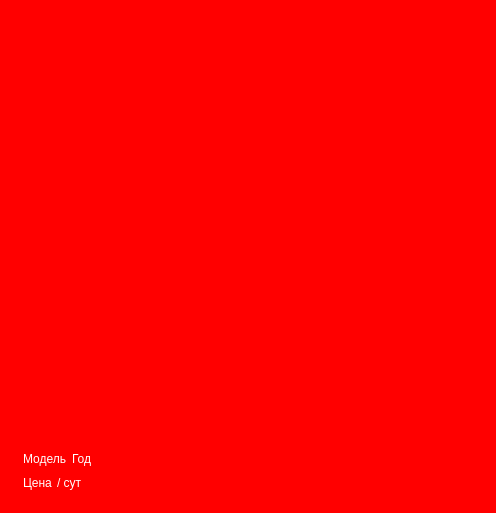
The window that forms/elementCar.ui (LunexCoding/CarRental) describes before a commit, drawn with Qt 5.
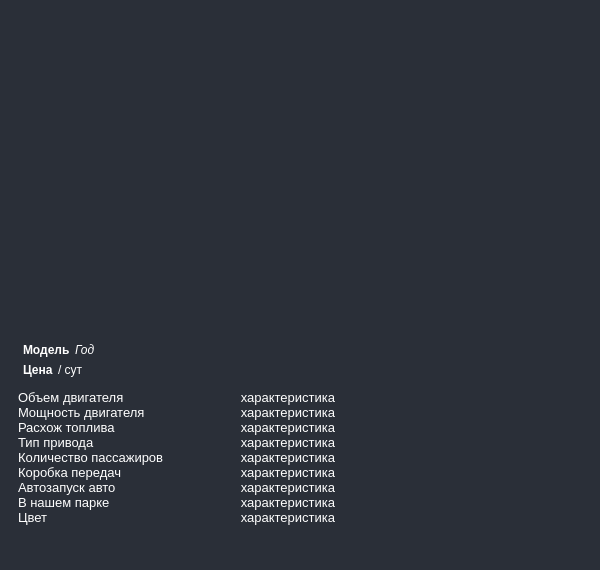
The same window after the commit. Icons and pictures are not drawn.

Commit message: Update forms and car widget

The edit to the form file:
```diff
--- a/forms/elementCar.ui
+++ b/forms/elementCar.ui
@@ -6,8 +6,8 @@
    <rect>
     <x>0</x>
     <y>0</y>
-    <width>484</width>
-    <height>500</height>
+    <width>600</width>
+    <height>570</height>
    </rect>
   </property>
   <property name="sizePolicy">
@@ -18,14 +18,14 @@
   </property>
   <property name="minimumSize">
    <size>
-    <width>0</width>
-    <height>0</height>
+    <width>600</width>
+    <height>570</height>
    </size>
   </property>
   <property name="maximumSize">
    <size>
-    <width>485</width>
-    <height>500</height>
+    <width>602</width>
+    <height>570</height>
    </size>
   </property>
   <property name="windowTitle">
@@ -34,7 +34,7 @@
   <property name="styleSheet">
    <string notr="true">* {
 	color: #fff;
-	background-color: red;
+	background-color: #2a2f38;
 }
 
 QLineEdit {
@@ -44,6 +44,10 @@
 	border-bottom-left-radius: 10px;
 	border-top-right-radius: 10px;
 	border-bottom-right-radius: 10px;
+}
+
+QTextEdit {
+	font-size: 10px;
 }</string>
   </property>
   <layout class="QVBoxLayout" name="verticalLayout_2">
@@ -57,8 +61,8 @@
      </property>
      <property name="maximumSize">
       <size>
-       <width>16777215</width>
-       <height>16777215</height>
+       <width>650</width>
+       <height>800</height>
       </size>
      </property>
      <property name="styleSheet">
@@ -98,12 +102,24 @@
          <enum>QFrame::Raised</enum>
         </property>
         <layout class="QVBoxLayout" name="verticalLayout">
+         <property name="leftMargin">
+          <number>0</number>
+         </property>
+         <property name="topMargin">
+          <number>0</number>
+         </property>
+         <property name="rightMargin">
+          <number>0</number>
+         </property>
+         <property name="bottomMargin">
+          <number>0</number>
+         </property>
          <item>
           <widget class="QFrame" name="frame_3">
            <property name="maximumSize">
             <size>
-             <width>405</width>
-             <height>405</height>
+             <width>550</width>
+             <height>400</height>
             </size>
            </property>
            <property name="frameShape">
@@ -129,14 +145,14 @@
              <widget class="QLabel" name="label">
               <property name="minimumSize">
                <size>
-                <width>400</width>
-                <height>400</height>
+                <width>520</width>
+                <height>300</height>
                </size>
               </property>
               <property name="maximumSize">
                <size>
-                <width>400</width>
-                <height>400</height>
+                <width>520</width>
+                <height>300</height>
                </size>
               </property>
               <property name="text">
@@ -147,7 +163,31 @@
            </layout>
           </widget>
          </item>
-         <item alignment="Qt::AlignTop">
+         <item>
+          <widget class="QFrame" name="frame">
+           <property name="frameShape">
+            <enum>QFrame::StyledPanel</enum>
+           </property>
+           <property name="frameShadow">
+            <enum>QFrame::Raised</enum>
+           </property>
+           <layout class="QVBoxLayout" name="verticalLayout_6">
+            <property name="spacing">
+             <number>0</number>
+            </property>
+            <property name="leftMargin">
+             <number>0</number>
+            </property>
+            <property name="topMargin">
+             <number>0</number>
+            </property>
+            <property name="rightMargin">
+             <number>0</number>
+            </property>
+            <property name="bottomMargin">
+             <number>0</number>
+            </property>
+            <item>
           <widget class="QFrame" name="frame_4">
            <property name="frameShape">
             <enum>QFrame::StyledPanel</enum>
@@ -156,21 +196,6 @@
             <enum>QFrame::Raised</enum>
            </property>
            <layout class="QVBoxLayout" name="verticalLayout_5">
-            <property name="spacing">
-             <number>10</number>
-            </property>
-            <property name="leftMargin">
-             <number>0</number>
-            </property>
-            <property name="topMargin">
-             <number>0</number>
-            </property>
-            <property name="rightMargin">
-             <number>0</number>
-            </property>
-            <property name="bottomMargin">
-             <number>0</number>
-            </property>
             <item>
              <widget class="QFrame" name="frame_6">
               <property name="frameShape">
@@ -200,6 +225,12 @@
                </property>
                <item row="0" column="0">
                 <widget class="QLabel" name="model">
+                    <property name="font">
+                     <font>
+                      <weight>75</weight>
+                      <bold>true</bold>
+                     </font>
+                    </property>
                  <property name="text">
                   <string>Модель</string>
                  </property>
@@ -207,6 +238,11 @@
                </item>
                <item row="0" column="1">
                 <widget class="QLabel" name="year">
+                    <property name="font">
+                     <font>
+                      <italic>true</italic>
+                     </font>
+                    </property>
                  <property name="text">
                   <string>Год</string>
                  </property>
@@ -244,6 +280,12 @@
                </property>
                <item row="0" column="0">
                 <widget class="QLabel" name="cost">
+                    <property name="font">
+                     <font>
+                      <weight>75</weight>
+                      <bold>true</bold>
+                     </font>
+                    </property>
                  <property name="text">
                   <string>Цена</string>
                  </property>
@@ -262,10 +304,122 @@
            </layout>
           </widget>
          </item>
+            <item alignment="Qt::AlignLeft">
+             <widget class="QFrame" name="frame_18">
+              <property name="sizePolicy">
+               <sizepolicy hsizetype="Preferred" vsizetype="Preferred">
+                <horstretch>0</horstretch>
+                <verstretch>0</verstretch>
+               </sizepolicy>
+              </property>
+              <property name="minimumSize">
+               <size>
+                <width>0</width>
+                <height>170</height>
+               </size>
+              </property>
+              <property name="maximumSize">
+               <size>
+                <width>16777215</width>
+                <height>170</height>
+               </size>
+              </property>
+              <property name="frameShape">
+               <enum>QFrame::StyledPanel</enum>
+              </property>
+              <property name="frameShadow">
+               <enum>QFrame::Raised</enum>
+              </property>
+              <layout class="QHBoxLayout" name="horizontalLayout_15">
+               <property name="spacing">
+                <number>0</number>
+               </property>
+               <property name="leftMargin">
+                <number>0</number>
+               </property>
+               <property name="topMargin">
+                <number>0</number>
+               </property>
+               <property name="rightMargin">
+                <number>0</number>
+               </property>
+               <property name="bottomMargin">
+                <number>0</number>
+               </property>
+               <item>
+                <widget class="QTextEdit" name="specificationsOptions">
+                 <property name="maximumSize">
+                  <size>
+                   <width>175</width>
+                   <height>175</height>
+                  </size>
+                 </property>
+                 <property name="readOnly">
+                  <bool>true</bool>
+                 </property>
+                 <property name="html">
+                  <string>&lt;!DOCTYPE HTML PUBLIC &quot;-//W3C//DTD HTML 4.0//EN&quot; &quot;http://www.w3.org/TR/REC-html40/strict.dtd&quot;&gt;
+&lt;html&gt;&lt;head&gt;&lt;meta name=&quot;qrichtext&quot; content=&quot;1&quot; /&gt;&lt;style type=&quot;text/css&quot;&gt;
+p, li { white-space: pre-wrap; }
+&lt;/style&gt;&lt;/head&gt;&lt;body style=&quot; font-family:'MS Shell Dlg 2'; font-size:10px; font-weight:400; font-style:normal;&quot;&gt;
+&lt;p style=&quot; margin-top:0px; margin-bottom:0px; margin-left:0px; margin-right:0px; -qt-block-indent:0; text-indent:0px;&quot;&gt;&lt;span style=&quot; font-size:10pt;&quot;&gt;Объем двигателя&lt;/span&gt;&lt;/p&gt;
+&lt;p style=&quot; margin-top:0px; margin-bottom:0px; margin-left:0px; margin-right:0px; -qt-block-indent:0; text-indent:0px;&quot;&gt;&lt;span style=&quot; font-size:10pt;&quot;&gt;Мощность двигателя&lt;/span&gt;&lt;/p&gt;
+&lt;p style=&quot; margin-top:0px; margin-bottom:0px; margin-left:0px; margin-right:0px; -qt-block-indent:0; text-indent:0px;&quot;&gt;&lt;span style=&quot; font-size:10pt;&quot;&gt;Расхож топлива&lt;/span&gt;&lt;/p&gt;
+&lt;p style=&quot; margin-top:0px; margin-bottom:0px; margin-left:0px; margin-right:0px; -qt-block-indent:0; text-indent:0px;&quot;&gt;&lt;span style=&quot; font-size:10pt;&quot;&gt;Тип привода&lt;/span&gt;&lt;/p&gt;
+&lt;p style=&quot; margin-top:0px; margin-bottom:0px; margin-left:0px; margin-right:0px; -qt-block-indent:0; text-indent:0px;&quot;&gt;&lt;span style=&quot; font-size:10pt;&quot;&gt;Количество пассажиров&lt;/span&gt;&lt;/p&gt;
+&lt;p style=&quot; margin-top:0px; margin-bottom:0px; margin-left:0px; margin-right:0px; -qt-block-indent:0; text-indent:0px;&quot;&gt;&lt;span style=&quot; font-size:10pt;&quot;&gt;Коробка передач&lt;/span&gt;&lt;/p&gt;
+&lt;p style=&quot; margin-top:0px; margin-bottom:0px; margin-left:0px; margin-right:0px; -qt-block-indent:0; text-indent:0px;&quot;&gt;&lt;span style=&quot; font-size:10pt;&quot;&gt;Автозапуск авто&lt;/span&gt;&lt;/p&gt;
+&lt;p style=&quot; margin-top:0px; margin-bottom:0px; margin-left:0px; margin-right:0px; -qt-block-indent:0; text-indent:0px;&quot;&gt;&lt;span style=&quot; font-size:10pt;&quot;&gt;В нашем парке&lt;/span&gt;&lt;/p&gt;
+&lt;p style=&quot; margin-top:0px; margin-bottom:0px; margin-left:0px; margin-right:0px; -qt-block-indent:0; text-indent:0px;&quot;&gt;&lt;span style=&quot; font-size:10pt;&quot;&gt;Цвет&lt;/span&gt;&lt;/p&gt;&lt;/body&gt;&lt;/html&gt;</string>
+                 </property>
+                </widget>
+               </item>
+               <item>
+                <widget class="QTextEdit" name="specifications">
+                 <property name="maximumSize">
+                  <size>
+                   <width>150</width>
+                   <height>175</height>
+                  </size>
+                 </property>
+                 <property name="font">
+                  <font>
+                   <pointsize>-1</pointsize>
+                  </font>
+                 </property>
+                 <property name="styleSheet">
+                  <string notr="true"/>
+                 </property>
+                 <property name="readOnly">
+                  <bool>true</bool>
+                 </property>
+                 <property name="html">
+                  <string>&lt;!DOCTYPE HTML PUBLIC &quot;-//W3C//DTD HTML 4.0//EN&quot; &quot;http://www.w3.org/TR/REC-html40/strict.dtd&quot;&gt;
+&lt;html&gt;&lt;head&gt;&lt;meta name=&quot;qrichtext&quot; content=&quot;1&quot; /&gt;&lt;style type=&quot;text/css&quot;&gt;
+p, li { white-space: pre-wrap; }
+&lt;/style&gt;&lt;/head&gt;&lt;body style=&quot; font-family:'MS Shell Dlg 2'; font-size:10px; font-weight:400; font-style:normal;&quot;&gt;
+&lt;p align=&quot;right&quot; style=&quot; margin-top:0px; margin-bottom:0px; margin-left:0px; margin-right:0px; -qt-block-indent:0; text-indent:0px;&quot;&gt;&lt;span style=&quot; font-size:10pt;&quot;&gt;характеристика&lt;/span&gt;&lt;/p&gt;
+&lt;p align=&quot;right&quot; style=&quot; margin-top:0px; margin-bottom:0px; margin-left:0px; margin-right:0px; -qt-block-indent:0; text-indent:0px;&quot;&gt;&lt;span style=&quot; font-size:10pt;&quot;&gt;характеристика&lt;/span&gt;&lt;/p&gt;
+&lt;p align=&quot;right&quot; style=&quot; margin-top:0px; margin-bottom:0px; margin-left:0px; margin-right:0px; -qt-block-indent:0; text-indent:0px;&quot;&gt;&lt;span style=&quot; font-size:10pt;&quot;&gt;характеристика&lt;/span&gt;&lt;/p&gt;
+&lt;p align=&quot;right&quot; style=&quot; margin-top:0px; margin-bottom:0px; margin-left:0px; margin-right:0px; -qt-block-indent:0; text-indent:0px;&quot;&gt;&lt;span style=&quot; font-size:10pt;&quot;&gt;характеристика&lt;/span&gt;&lt;/p&gt;
+&lt;p align=&quot;right&quot; style=&quot; margin-top:0px; margin-bottom:0px; margin-left:0px; margin-right:0px; -qt-block-indent:0; text-indent:0px;&quot;&gt;&lt;span style=&quot; font-size:10pt;&quot;&gt;характеристика&lt;/span&gt;&lt;/p&gt;
+&lt;p align=&quot;right&quot; style=&quot; margin-top:0px; margin-bottom:0px; margin-left:0px; margin-right:0px; -qt-block-indent:0; text-indent:0px;&quot;&gt;&lt;span style=&quot; font-size:10pt;&quot;&gt;характеристика&lt;/span&gt;&lt;/p&gt;
+&lt;p align=&quot;right&quot; style=&quot; margin-top:0px; margin-bottom:0px; margin-left:0px; margin-right:0px; -qt-block-indent:0; text-indent:0px;&quot;&gt;&lt;span style=&quot; font-size:10pt;&quot;&gt;характеристика&lt;/span&gt;&lt;/p&gt;
+&lt;p align=&quot;right&quot; style=&quot; margin-top:0px; margin-bottom:0px; margin-left:0px; margin-right:0px; -qt-block-indent:0; text-indent:0px;&quot;&gt;&lt;span style=&quot; font-size:10pt;&quot;&gt;характеристика&lt;/span&gt;&lt;/p&gt;
+&lt;p align=&quot;right&quot; style=&quot; margin-top:0px; margin-bottom:0px; margin-left:0px; margin-right:0px; -qt-block-indent:0; text-indent:0px;&quot;&gt;&lt;span style=&quot; font-size:10pt;&quot;&gt;характеристика&lt;/span&gt;&lt;/p&gt;&lt;/body&gt;&lt;/html&gt;</string>
+                 </property>
+                </widget>
+               </item>
         </layout>
        </widget>
       </item>
-      <item alignment="Qt::AlignVCenter">
+           </layout>
+          </widget>
+         </item>
+        </layout>
+       </widget>
+      </item>
+      <item alignment="Qt::AlignHCenter|Qt::AlignVCenter">
        <widget class="QFrame" name="buttonBox">
         <property name="frameShape">
          <enum>QFrame::StyledPanel</enum>
```
Left out of the diff: 2 changed lines with no effect on the pictures. Lines whose indentation alone changed are shown as unchanged. The commit also changes 5 other files.
